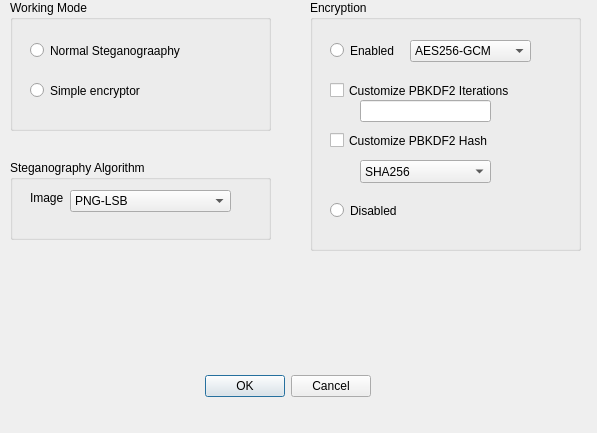
pingwcy/HideSlothQt, file dialog.ui: the form before one commit.
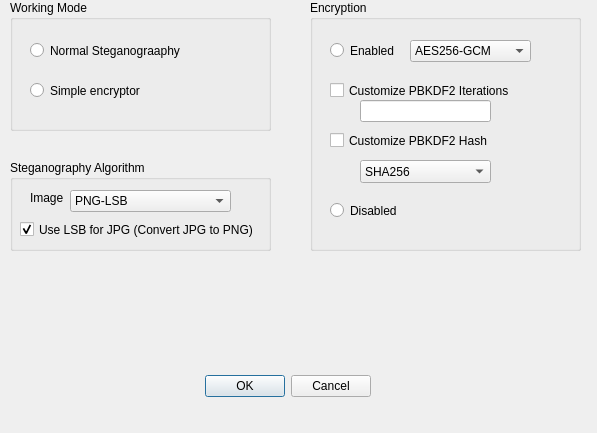
The form after the commit.

Commit message: Support LSB for jpg (Convert to JPG output)

What changed in the file:
```diff
--- a/dialog.ui
+++ b/dialog.ui
@@ -194,7 +194,7 @@
      <x>10</x>
      <y>160</y>
      <width>261</width>
-     <height>80</height>
+     <height>91</height>
     </rect>
    </property>
    <property name="title">
@@ -233,6 +233,22 @@
      </property>
     </item>
    </widget>
+   <widget class="QCheckBox" name="checkBox_3">
+    <property name="geometry">
+     <rect>
+      <x>10</x>
+      <y>60</y>
+      <width>241</width>
+      <height>19</height>
+     </rect>
+    </property>
+    <property name="text">
+     <string>Use LSB for JPG (Convert JPG to PNG)</string>
+    </property>
+    <property name="checked">
+     <bool>true</bool>
+    </property>
+   </widget>
   </widget>
  </widget>
  <resources/>
```
The commit also changes 3 other files.
